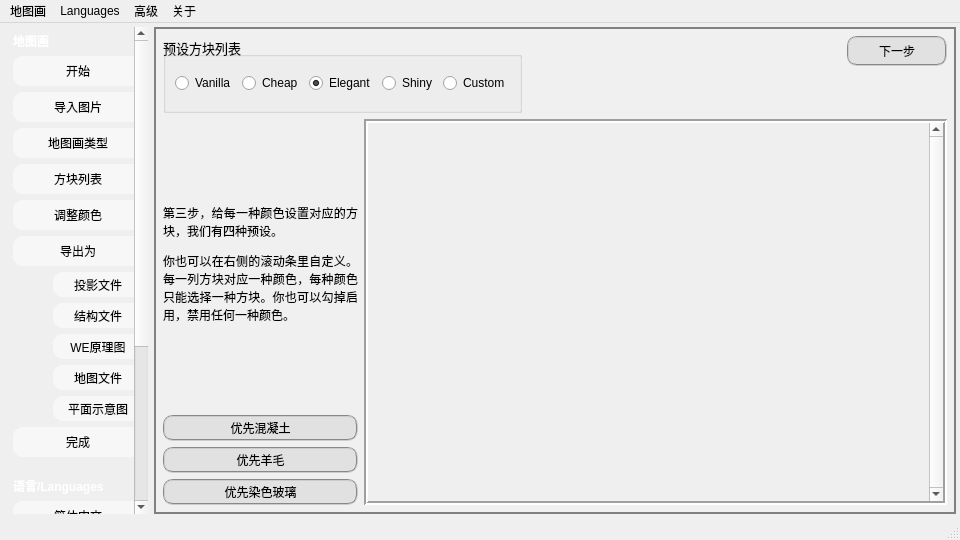
SlopeCraft/SlopeCraft, file SlopeCraftMain/mainwindow.ui: the form before one commit.
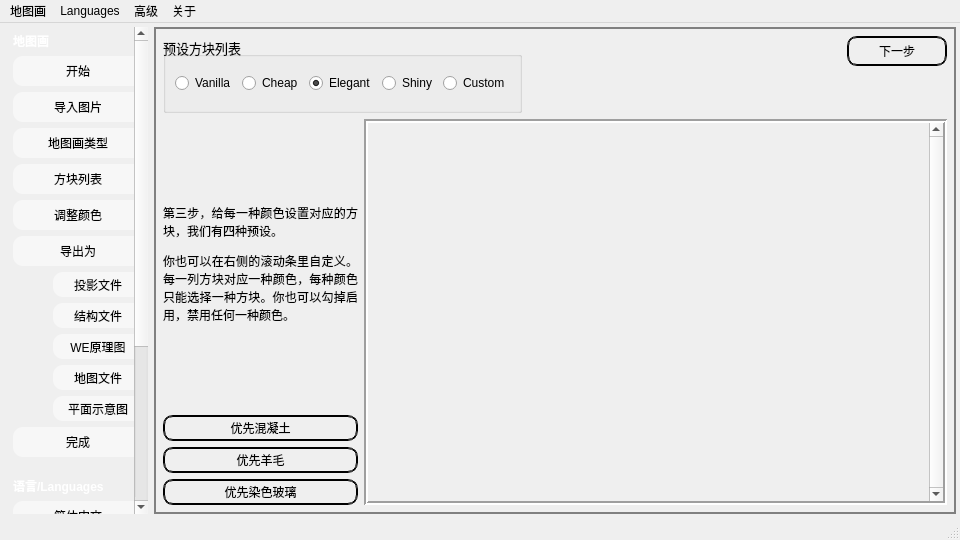
The form after the commit. The open tabs and pages were chosen to show the change. Icons and pictures are not drawn.

Commit message: comment color-related css

Patch:
```diff
--- a/SlopeCraftMain/mainwindow.ui
+++ b/SlopeCraftMain/mainwindow.ui
@@ -586,7 +586,7 @@
 
 
 QWidget#PageImPic,#PageType,#PageBL,#PageAdjPic,#PageExLite,#PageExMcF,#PageExDat{
-background-color:#f0f0f0;
+/*background-color:#f0f0f0;*/
 border:2px solid gray
 }
 
@@ -594,10 +594,12 @@
 border:2px;
 border-radius:10px;
 border-style:groove;
+/*
 border-color: rgb(136, 136, 136);
 color: rgb(0, 0, 0);
+background-color:rgb(225, 225, 225);
+*/
 padding:2px 4px;
-background-color: rgb(225, 225, 225);
 }
 
 QPushButton:hover{
@@ -614,16 +616,20 @@
 border:2px;
 border-radius:10px;
 border-style:groove;
+/*
 border-color: rgb(136, 136, 136);
 color: rgb(80, 80, 80);
+background-color:rgb(193, 193, 193);
+*/
 padding:2px 4px;
-background-color: rgb(193, 193, 193);
 }
 
 QCommandLinkButton:enabled{
+/*
 color: rgb(0, 0, 0);
-border:0px;
 background-color: rgba(255, 255, 255,128);
+*/
+border:0px;
 font: 11pt &quot;微软雅黑&quot;;
 }
 
@@ -638,7 +644,12 @@
 border:0px;
 background-color: rgba(255, 255, 255,223);
 font: 11pt &quot;微软雅黑&quot;;
-}</string>
+}
+
+/*
+QLabel,QRadioButton,QCheckBox{
+color:rgb(0,0,0);
+}*/</string>
       </property>
       <property name="frameShape">
        <enum>QFrame::NoFrame</enum>
```
Left out of the diff: 16 changed lines with no effect on the pictures.
